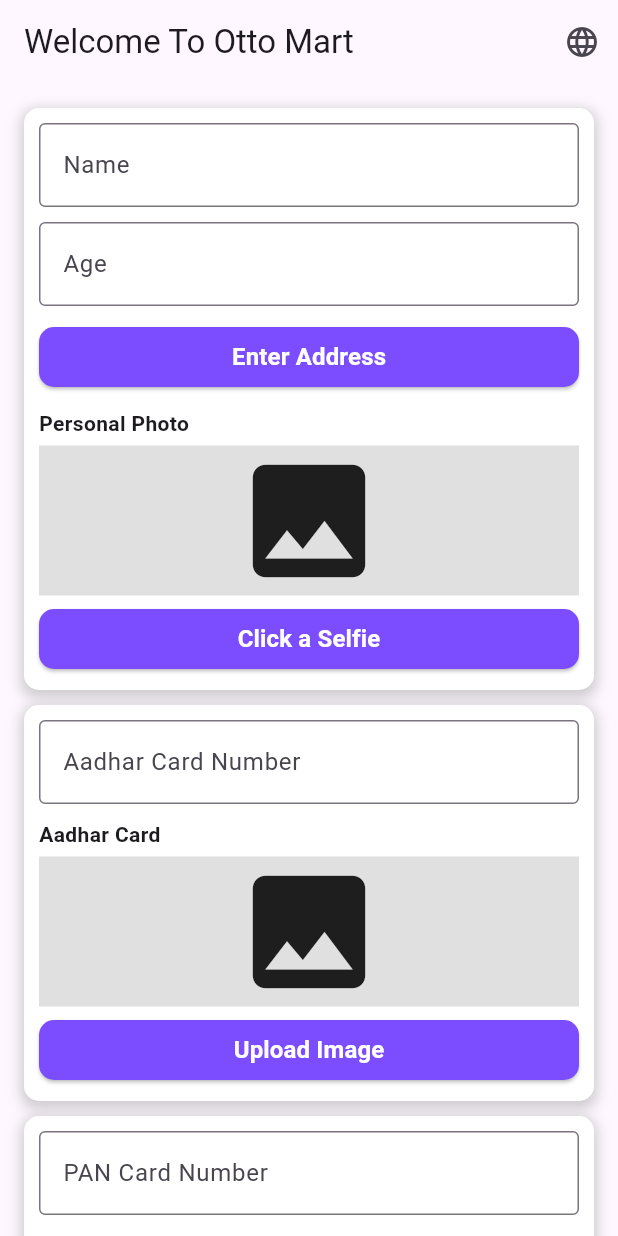
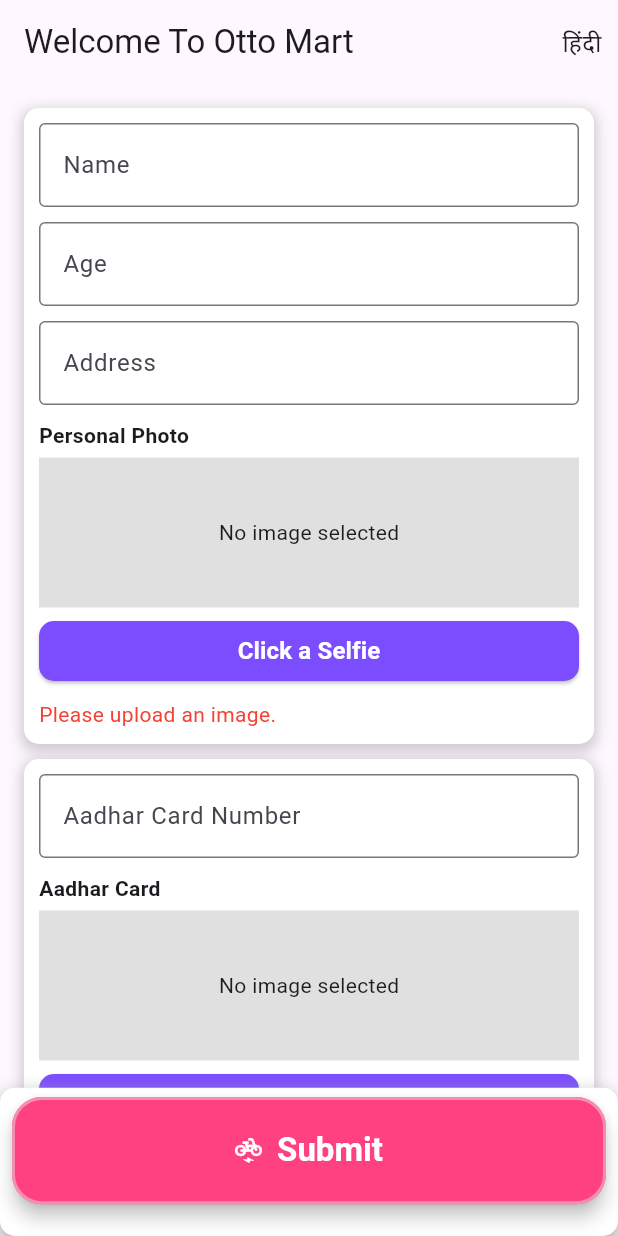
Before and after one commit to girithc/otto-mart-delivery, a Flutter app: the DetailsPage screen opened directly, on a phone screen of 412 x 824 dp. Run offline on Flutter 3.47's test engine with Material 3 defaults, Android fonts, the phone set to English and light mode, and no system bars; our stand-ins replace connectivity_plus, firebase_core, firebase_messaging, flutter_secure_storage, image_picker, pinput and 2 more; missing offline and left inert: webview_flutter_wkwebview; accounts and stored records are empty.

Commit message:
delivery app

```diff
--- a/lib/onboarding/details/details.dart
+++ b/lib/onboarding/details/details.dart
@@ -1,3 +1,4 @@
+import 'package:delivery/home/home.dart';
 import 'package:flutter/material.dart';
 import 'package:image_picker/image_picker.dart';
 import 'dart:io';
@@ -10,6 +11,8 @@
 }
 
 class _DetailsPageState extends State<DetailsPage> {
+  final GlobalKey<FormState> _formKey = GlobalKey<FormState>();
+
   bool isEnglish = true;
   final ImagePicker _picker = ImagePicker();
   XFile? aadharCardImage;
@@ -22,6 +25,10 @@
     });
   }
 
+  bool isAadharCardImageSelected = false;
+  bool isPanCardImageSelected = false;
+  bool isPersonalPhotoSelected = false;
+
   String translateToHindi(String text) {
     var translations = {
       'Welcome To Otto Mart': 'ओटो मार्ट में आपका स्वागत है',
@@ -30,11 +37,13 @@
       'PAN Card': 'पैन कार्ड',
       'Name': 'नाम',
       'Age': 'उम्र',
-      'Enter Address': 'पता दर्ज करें',
+      'Address': 'पता दर्ज करें',
       'Aadhar Card Number': 'आधार कार्ड संख्या',
       'PAN Card Number': 'पैन कार्ड संख्या',
       'Upload Image': 'छवि अपलोड करें',
-      'Click a Selfie': 'सेल्फी लें'
+      'Click a Selfie': 'सेल्फी लें',
+      'Submit': 'जमा करें',
+      'Please upload all required images': 'कृपया सभी आवश्यक छवियां अपलोड करें',
     };
     return translations[text] ?? text;
   }
@@ -45,10 +54,13 @@
       setState(() {
         if (type == 'aadhar') {
           aadharCardImage = pickedFile;
+          isAadharCardImageSelected = true;
         } else if (type == 'pan') {
           panCardImage = pickedFile;
+          isPanCardImageSelected = true;
         } else if (type == 'personal') {
           personalPhoto = pickedFile;
+          isPersonalPhotoSelected = true;
         }
       });
     }
@@ -63,7 +75,10 @@
             : translateToHindi('Welcome To Otto Mart')),
         actions: [
           IconButton(
-            icon: Icon(Icons.language),
+            icon: Text(
+              isEnglish ? 'हिंदी' : 'English',
+              style: TextStyle(fontSize: 16.0),
+            ),
             onPressed: toggleLanguage,
           ),
         ],
@@ -71,12 +86,14 @@
       body: SingleChildScrollView(
         child: Padding(
           padding: const EdgeInsets.all(16.0),
+          child: Form(
+            key: _formKey,
             child: Column(
               crossAxisAlignment: CrossAxisAlignment.stretch,
               children: [
                 _buildDetailsContainer('Name', 'Age', 'Enter Address',
                     'Personal Photo', personalPhoto,
-                  cameraOnly: true),
+                    addressField: 'Address', cameraOnly: true),
                 const SizedBox(height: 10),
                 _buildDetailsContainer('Aadhar Card Number', null, null,
                     'Aadhar Card', aadharCardImage),
@@ -88,12 +105,96 @@
             ),
           ),
         ),
+      ),
+      bottomNavigationBar: Container(
+        decoration: BoxDecoration(
+          color: Colors.white,
+          borderRadius: BorderRadius.circular(10),
+          boxShadow: const [
+            BoxShadow(
+              color: Colors.grey,
+              blurRadius: 10,
+              offset: Offset(0, 5), // Specify the shadow's offset
+            ),
+          ],
+        ),
+        padding: EdgeInsets.zero,
+        margin: EdgeInsets.zero,
+        height: MediaQuery.of(context).size.height * 0.12,
+        child: Column(
+          // Align children at the start
+          mainAxisAlignment: MainAxisAlignment.center,
+          crossAxisAlignment: CrossAxisAlignment.center,
+          children: [
+            Container(
+              padding:
+                  const EdgeInsets.only(left: 8, right: 8, bottom: 15, top: 0),
+              height: MediaQuery.of(context).size.height * (0.18 - 0.075),
+              child: ElevatedButton(
+                onPressed: () {
+                  if (_formKey.currentState!.validate() &&
+                      isAadharCardImageSelected &&
+                      isPanCardImageSelected &&
+                      isPersonalPhotoSelected) {
+                    // If the form and images are valid, navigate to the home page
+                    Navigator.push(
+                      context,
+                      MaterialPageRoute(builder: (context) => HomePage()),
+                    );
+                  } else {
+                    // Show an alert or some other indication that images are required
+                    ScaffoldMessenger.of(context).showSnackBar(
+                      SnackBar(
+                        content: Text(
+                          isEnglish
+                              ? 'Please upload all required images'
+                              : translateToHindi(
+                                  'Please upload all required images'),
+                          style: TextStyle(fontSize: 16),
+                        ),
+                      ),
+                    );
+                  }
+                },
+                style: ElevatedButton.styleFrom(
+                  backgroundColor: Colors.pinkAccent,
+                  foregroundColor: Colors.white,
+                  textStyle: Theme.of(context).textTheme.titleLarge!.copyWith(
+                        fontWeight: FontWeight.bold, // Making the font bold
+                      ),
+                  padding:
+                      const EdgeInsets.symmetric(horizontal: 10, vertical: 10),
+
+                  shape: RoundedRectangleBorder(
+                    borderRadius:
+                        BorderRadius.circular(20.0), // Slightly more rounded
+                  ),
+                  elevation: 5, // Adding some shadow for depth
+                  side: BorderSide(
+                      color: Colors.pink[200]!,
+                      width: 2), // Border for a more defined look
+                ),
+                child: Row(
+                  mainAxisAlignment: MainAxisAlignment.center,
+                  children: [
+                    Icon(Icons.electric_bike_outlined),
+                    SizedBox(width: 10),
+                    Text(
+                      isEnglish ? 'Submit' : translateToHindi('Submit'),
+                    ),
+                  ],
+                ),
+              ),
+            ),
+          ],
+        ),
+      ),
     );
   }
 
   Widget _buildDetailsContainer(String firstField, String? secondField,
       String? buttonTitle, String imageFieldTitle, XFile? imageFile,
-      {bool cameraOnly = false}) {
+      {bool cameraOnly = false, String? addressField}) {
     return Container(
       padding: EdgeInsets.all(10),
       decoration: BoxDecoration(
@@ -116,8 +217,14 @@
               labelText: isEnglish ? firstField : translateToHindi(firstField),
               border: const OutlineInputBorder(),
             ),
+            validator: (value) {
+              if (value == null || value.isEmpty) {
+                return 'Please enter your $firstField';
+              }
+              return null;
+            },
           ),
-          if (secondField != null) const SizedBox(height: 10),
+          if (secondField != null) SizedBox(height: 10),
           if (secondField != null)
             TextFormField(
               decoration: InputDecoration(
@@ -125,26 +232,29 @@
                     isEnglish ? secondField : translateToHindi(secondField),
                 border: const OutlineInputBorder(),
               ),
+              validator: (value) {
+                if (value == null || value.isEmpty) {
+                  return 'Please enter your $secondField';
+                }
+                return null;
+              },
             ),
-          if (buttonTitle != null) const SizedBox(height: 10),
-          if (buttonTitle != null)
-            ElevatedButton(
-              style: ElevatedButton.styleFrom(
-                backgroundColor: Colors.deepPurpleAccent,
-                shape: RoundedRectangleBorder(
-                  borderRadius: BorderRadius.circular(10),
+          if (addressField != null) SizedBox(height: 10),
+          if (addressField != null)
+            TextFormField(
+              decoration: InputDecoration(
+                labelText:
+                    isEnglish ? addressField : translateToHindi(addressField),
+                border: const OutlineInputBorder(),
               ),
+              validator: (value) {
+                if (value == null || value.isEmpty) {
+                  return 'Please enter your $addressField';
+                }
+                return null;
+              },
             ),
-              onPressed: () {},
-              child: Text(
-                isEnglish ? buttonTitle : translateToHindi(buttonTitle),
-                style: const TextStyle(
-                    color: Colors.white,
-                    fontWeight: FontWeight.bold,
-                    fontSize: 16),
-              ),
-            ),
-          const SizedBox(height: 10),
+          SizedBox(height: 10),
           _imageField(imageFieldTitle, imageFile, cameraOnly: cameraOnly),
         ],
       ),
@@ -155,6 +265,7 @@
       {bool cameraOnly = false}) {
     String translatedTitle = isEnglish ? title : translateToHindi(title);
     String buttonTitle = cameraOnly ? 'Click a Selfie' : 'Upload Image';
+
     return Column(
       crossAxisAlignment: CrossAxisAlignment.stretch,
       children: [
@@ -168,7 +279,8 @@
             : Container(
                 height: 100,
                 color: Colors.grey[300],
-                child: const Icon(Icons.image, size: 100),
+                alignment: Alignment.center,
+                child: const Text('No image selected'),
               ),
         const SizedBox(height: 5),
         ElevatedButton(
@@ -187,6 +299,14 @@
                 color: Colors.white, fontWeight: FontWeight.bold, fontSize: 16),
           ),
         ),
+        if (imageFile == null)
+          Padding(
+            padding: const EdgeInsets.only(top: 8.0),
+            child: Text(
+              'Please upload an image.',
+              style: TextStyle(color: Colors.red),
+            ),
+          ),
       ],
     );
   }
--- a/pubspec.yaml
+++ b/pubspec.yaml
@@ -43,6 +43,7 @@
   connectivity_plus: ^5.0.2
   tuple: ^2.0.2
   image_picker: ^1.0.5
+  google_maps_flutter: ^2.5.1
 
 dev_dependencies:
   flutter_test:
```
Also changed, not shown: pubspec.lock, 3 other files. Lines whose indentation alone changed are shown as unchanged.
